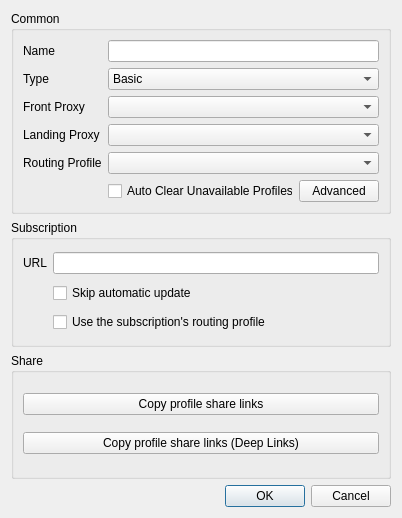
Above: upstream/include/ui/group/dialog_edit_group.ui from hopol/throne-mirror before the change. Below: the same form after it.
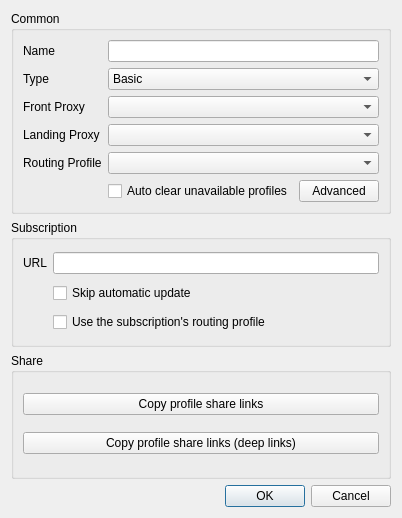
That is the form after the change. Custom widgets are drawn as their Qt base class.

What changed in the file:
```diff
--- a/upstream/include/ui/group/dialog_edit_group.ui
+++ b/upstream/include/ui/group/dialog_edit_group.ui
@@ -120,7 +120,7 @@
         <item>
          <widget class="QCheckBox" name="auto_clear_unavailable">
           <property name="text">
-           <string>Auto Clear Unavailable Profiles</string>
+           <string>Auto clear unavailable profiles</string>
           </property>
          </widget>
         </item>
@@ -212,7 +212,7 @@
       <item>
        <widget class="QPushButton" name="copy_links_nkr">
         <property name="text">
-         <string>Copy profile share links (Deep Links)</string>
+         <string>Copy profile share links (deep links)</string>
         </property>
        </widget>
       </item>
```
Left out of the diff: 4 changed lines with no effect on the pictures.
